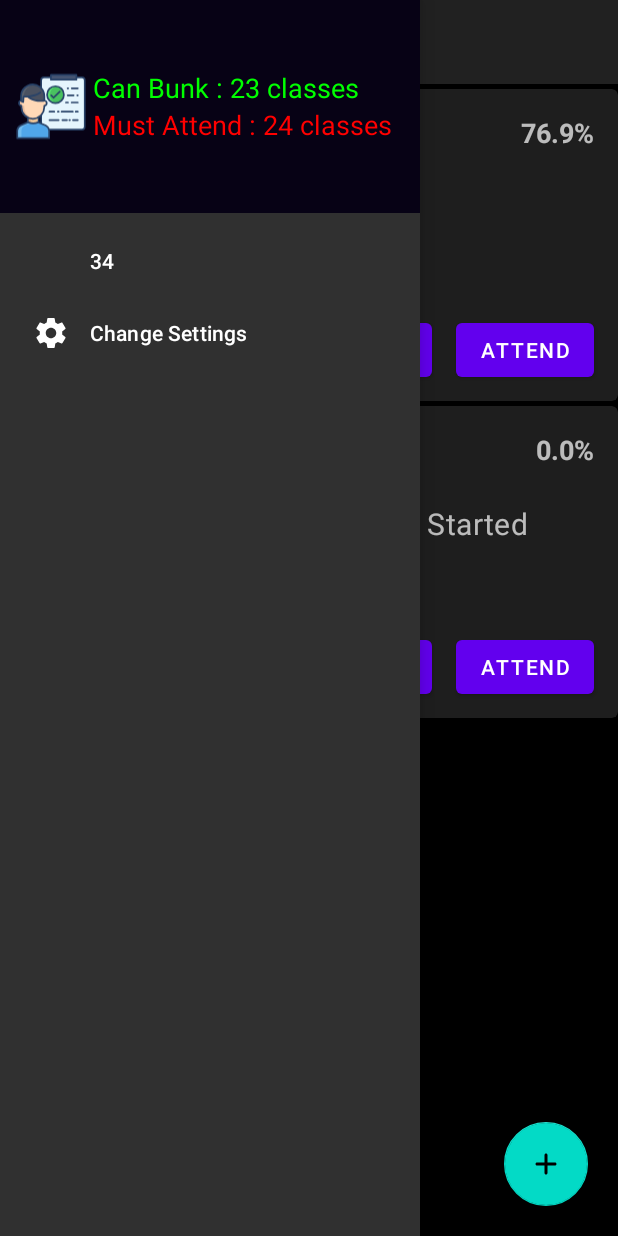
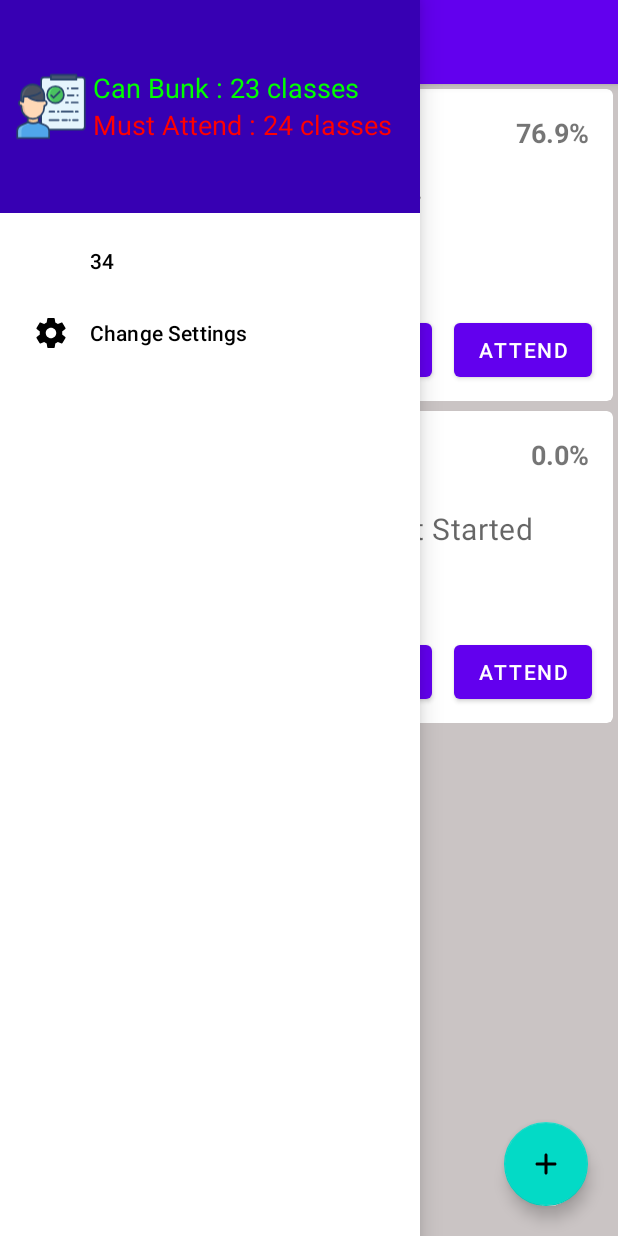
Before and after one commit to FareesHussain/BunkManager, an Android app: the screen it shows after launch (MainActivity), with the side drawer open, on a phone screen of 412 x 824 dp. Run offline under Robolectric (Android 15) with nearby library versions, the phone set to English and light mode, and no system bars; our stand-ins replace Dagger/Hilt's generated code, Room's generated code, navigation-ui; libraries missing offline, so code that uses them is left out: androidx.hilt.lifecycle.

Commit message:
UI : Dark Mode and Light Mode values

```diff
--- a/app/build.gradle
+++ b/app/build.gradle
@@ -41,15 +41,15 @@ android {
 dependencies {
     implementation fileTree(dir: "libs", include: ["*.jar"])
     implementation "org.jetbrains.kotlin:kotlin-stdlib:$kotlin_version"
-    implementation 'androidx.core:core-ktx:1.3.1'
+    implementation 'androidx.core:core-ktx:1.3.2'
     implementation 'androidx.appcompat:appcompat:1.2.0'
     implementation 'androidx.constraintlayout:constraintlayout:2.0.1'
-    testImplementation 'junit:junit:4.12'
+    testImplementation 'junit:junit:4.13'
     androidTestImplementation 'androidx.test.ext:junit:1.1.2'
     androidTestImplementation 'androidx.test.espresso:espresso-core:3.3.0'
 
     // Material Design
-    implementation 'com.google.android.material:material:1.2.0'
+    implementation 'com.google.android.material:material:1.2.1'
 
     // Architectural Components
     implementation "androidx.lifecycle:lifecycle-viewmodel-ktx:2.2.0"
--- a/app/src/main/java/farees/hussain/bunkmanager/ui/SubjectViewModel.kt
+++ b/app/src/main/java/farees/hussain/bunkmanager/ui/SubjectViewModel.kt
@@ -68,7 +68,7 @@ class SubjectViewModel @ViewModelInject constructor(
         else{
             currentAttendance = "Current Attendance : $classesAttended/$totalClasses"
             if(percentageAttendance<requiredPercentage){
-                noOfClassesToAttend = 3 * totalClasses.toInt()!! - 4 * classesAttended.toInt()
+                noOfClassesToAttend = 3 * totalClasses.toInt() - 4 * classesAttended.toInt()
                 if (noOfClassesToAttend < 0) noOfClassesToAttend++
                 var classesMustAttend = noOfClassesToAttend
                 status = "To get More Than ${requiredPercentage}% Attend $noOfClassesToAttend classes"
--- a/app/src/main/res/layout/activity_main.xml
+++ b/app/src/main/res/layout/activity_main.xml
@@ -26,7 +26,7 @@
             style="@style/Widget.MaterialComponents.Toolbar.PrimarySurface"
             android:layout_width="match_parent"
             android:layout_height="?attr/actionBarSize"
-            android:background="@color/material_grey_900">
+            android:background="@color/toolbarBackground">
 
             <TextView
                 android:id="@+id/title"
@@ -34,6 +34,7 @@
                 android:layout_height="wrap_content"
                 android:fontFamily="@font/njnaruto"
                 android:text="Bunk Manager"
+                android:textColor="@android:color/white"
                 android:textAppearance="@style/TextAppearance.MaterialComponents.Button"
                 android:textSize="23sp" />
         </androidx.appcompat.widget.Toolbar>
--- a/app/src/main/res/layout/classes_item.xml
+++ b/app/src/main/res/layout/classes_item.xml
@@ -10,7 +10,7 @@
     android:clickable="true"
     android:focusable="true"
     android:padding="5dp"
-    android:layout_marginTop="3dp"
+    android:layout_margin="3dp"
     app:cardPreventCornerOverlap="false">
 
     <androidx.constraintlayout.widget.ConstraintLayout
--- a/app/src/main/res/layout/fragment_classes.xml
+++ b/app/src/main/res/layout/fragment_classes.xml
@@ -5,7 +5,7 @@
     android:layout_height="match_parent"
     xmlns:tools="http://schemas.android.com/tools"
     tools:viewBindingIgnore="false"
-    android:background="#000000"
+    android:background="@color/ClassesFragmentBackground"
     >
 
     <androidx.recyclerview.widget.RecyclerView
--- /dev/null
+++ b/app/src/main/res/values-night/colors.xml
@@ -0,0 +1,9 @@
+<?xml version="1.0" encoding="utf-8"?>
+<resources>
+    <color name="colorPrimary">#6200EE</color>
+    <color name="toolbarBackground">#212121</color>
+    <!--    <color name="colorPrimaryDark">#3700B3</color>-->
+    <color name="colorPrimaryDark">#070215</color>
+    <color name="ClassesFragmentBackground">#000000</color>
+    <color name="colorAccent">#03DAC5</color>
+</resources>
--- /dev/null
+++ b/app/src/main/res/values-night/themes.xml
@@ -0,0 +1,6 @@
+<?xml version="1.0" encoding="utf-8"?>
+<resources>
+    <style name="Theme.MyApp" parent="Theme.MaterialComponents">
+<!--        -->
+    </style>
+</resources>
--- a/app/src/main/res/values/colors.xml
+++ b/app/src/main/res/values/colors.xml
@@ -1,7 +1,8 @@
 <?xml version="1.0" encoding="utf-8"?>
 <resources>
     <color name="colorPrimary">#6200EE</color>
-<!--    <color name="colorPrimaryDark">#3700B3</color>-->
-    <color name="colorPrimaryDark">#070215</color>
+    <color name="toolbarBackground">#6200EE</color>
+    <color name="colorPrimaryDark">#3700B3</color>
+    <color name="ClassesFragmentBackground">#CAC4C4</color>
     <color name="colorAccent">#03DAC5</color>
 </resources>
--- a/app/src/main/res/values/styles.xml
+++ b/app/src/main/res/values/styles.xml
@@ -1,6 +1,6 @@
 <resources>
     <!-- Base application theme. -->
-    <style name="AppTheme" parent="Theme.MaterialComponents.NoActionBar">
+    <style name="AppTheme" parent="Theme.MaterialComponents.DayNight.NoActionBar">
         <!-- Customize your theme here. -->
         <item name="colorPrimary">@color/colorPrimary</item>
         <item name="colorPrimaryDark">@color/colorPrimaryDark</item>
--- /dev/null
+++ b/app/src/main/res/values/themes.xml
@@ -0,0 +1,6 @@
+<?xml version="1.0" encoding="utf-8"?>
+<resources>
+    <style name="Theme.MyApp" parent="Theme.MaterialComponents.Light">
+        <!--        -->
+    </style>
+</resources>
```
